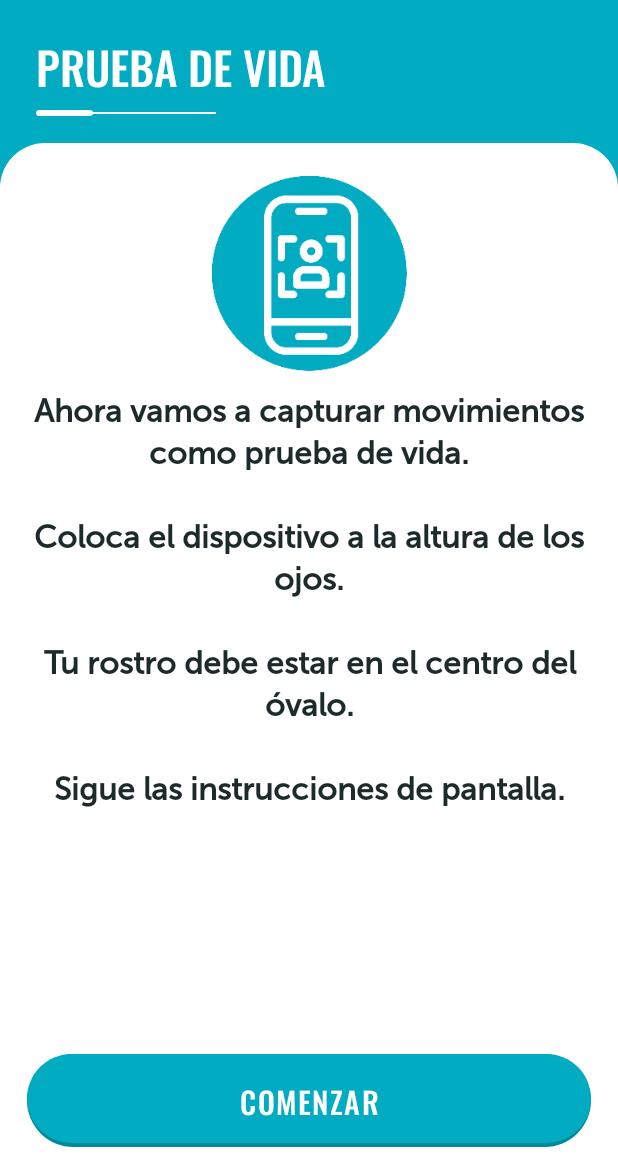
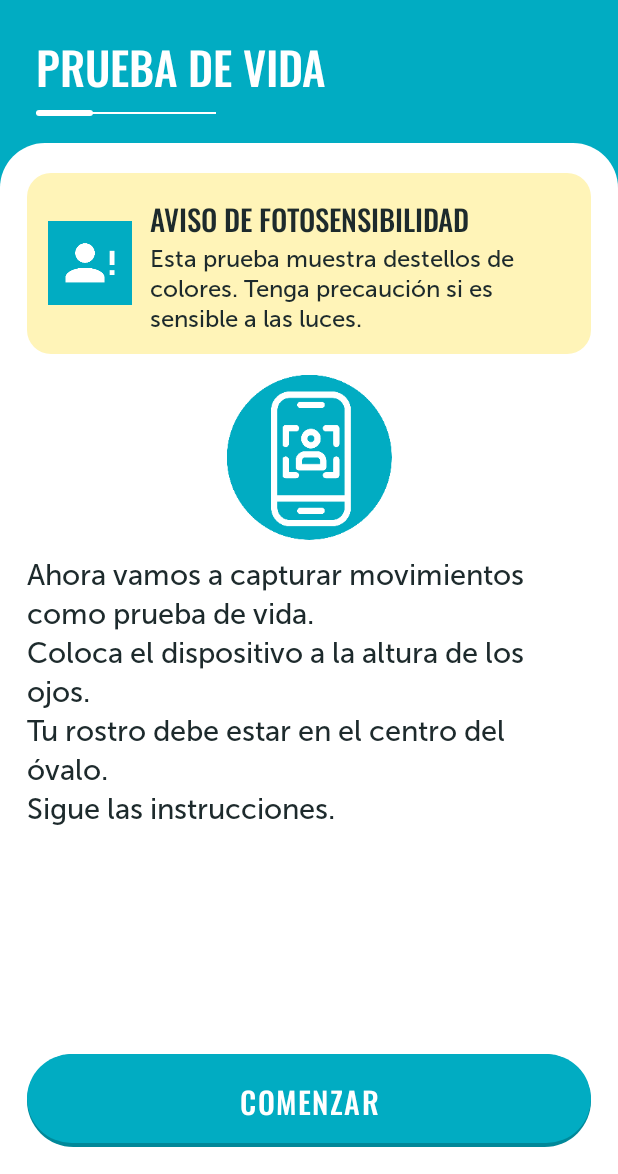
Before and after one commit to Rivaldoj/tuid-vida-app, an Android app built with Jetpack Compose: the PreGestureActivity screen opened directly, with no data from a screen before it, on a phone screen of 412 x 824 dp, the part 62-1236 px from its top. Run offline under Robolectric (Android 15) with nearby library versions, the phone set to English and light mode, and no system bars; libraries missing offline, so code that uses them is left out: com.amplifyframework, com.amplifyframework.ui.

Commit message:
Prueba de vida: aviso de fotosensibilidad en la pantalla anterior con sus audios; el registro va directo a la prueba de AWS
Co-Authored-By: Claude Sonnet 5.5 <noreply@anthropic.com>

```diff
--- a/app/src/main/java/com/autenticar/tuid/v2/PreGestureActivity.java
+++ b/app/src/main/java/com/autenticar/tuid/v2/PreGestureActivity.java
@@ -59,7 +59,7 @@ public class PreGestureActivity extends TuIdActivity{
     public void onCreate(Bundle s) {
         super.onCreate(s);
         setContentView(R.layout.v2_pre_gesture_activity);
-        playGuideSounds(new int[]{R.raw.a31_6, R.raw.a31_5}, 0, null);   // instrucciones y orden de tocar Comenzar
+        playGuideSounds(new int[]{R.raw.a31_7, R.raw.a31_6, R.raw.a31_5}, 0, null);   // instrucciones y orden de tocar Comenzar
         findViewById(R.id.btnCaptureGestures).setOnClickListener(new View.OnClickListener() {
             @Override
             public void onClick(View view) {
@@ -132,8 +132,8 @@ public class PreGestureActivity extends TuIdActivity{
                             return;
                         }
                         livenessSessionId = r.sessionId;
-                        startActivityForResult(com.autenticar.tuid.v2.aws.LivenessActivity.Companion.intent(
-                                PreGestureActivity.this, livenessSessionId, getString(R.string.aws_liveness_region)),
+                        startActivityForResult(com.autenticar.tuid.v2.aws.LivenessActivity.intent(
+                                PreGestureActivity.this, livenessSessionId, getString(R.string.aws_liveness_region), false),
                                 REQUEST_LIVENESS_REGISTRO);
                     }
 
--- a/app/src/main/java/com/autenticar/tuid/v2/aws/LivenessActivity.kt
+++ b/app/src/main/java/com/autenticar/tuid/v2/aws/LivenessActivity.kt
@@ -70,6 +70,8 @@ class LivenessActivity : ComponentActivity() {
 
         val sessionId = intent.getStringExtra(EXTRA_SESSION_ID)
         val region = intent.getStringExtra(EXTRA_REGION)
+        // el registro ya mostro el aviso en su propia pantalla: va directo a la prueba
+        val mostrarInicio = intent.getBooleanExtra(EXTRA_MOSTRAR_INICIO, true)
         if (sessionId.isNullOrBlank() || region.isNullOrBlank()) {
             finishWithError("Faltan sessionId o region")
             return
@@ -83,7 +85,7 @@ class LivenessActivity : ComponentActivity() {
             MaterialTheme(colorScheme = colores(), typography = tipografia()) {
                 // systemBarsPadding: deja libres la barra de estado y la de navegacion del telefono
                 // (sin esto el boton queda tapado por los botones del sistema)
-                var iniciado by remember { mutableStateOf(!USAR_PANTALLA_PROPIA) }
+                var iniciado by remember { mutableStateOf(!mostrarInicio) }
                 Box(
                     modifier = Modifier
                         .fillMaxSize()
@@ -96,7 +98,7 @@ class LivenessActivity : ComponentActivity() {
                         FaceLivenessDetector(
                             sessionId = sessionId,
                             region = region,
-                            disableStartView = USAR_PANTALLA_PROPIA,
+                            disableStartView = true,
                             onComplete = {
                                 setResult(RESULT_OK)
                                 finish()
@@ -151,6 +153,9 @@ class LivenessActivity : ComponentActivity() {
      */
     @Composable
     private fun PantallaInicio(onComenzar: () -> Unit) {
+        androidx.compose.runtime.LaunchedEffect(Unit) {
+            com.autenticar.tuid.usuarios.Audio.play(this@LivenessActivity, R.raw.a31_7)
+        }
         val oswald = FontFamily(Font(R.font.oswald_variable))
         val tinta = Color(0xFF1D2A2C)
         Column(modifier = Modifier.fillMaxSize()) {
@@ -201,13 +206,6 @@ class LivenessActivity : ComponentActivity() {
                             )
                         }
                     }
-                    Spacer(Modifier.height(20.dp))
-                    Text(
-                        text = "Ubique su rostro en el centro del óvalo y siga las indicaciones de la pantalla.",
-                        color = tinta,
-                        fontSize = 19.sp,
-                        fontWeight = FontWeight.Bold
-                    )
                 }
                 Button(
                     onClick = onComenzar,
@@ -240,18 +238,22 @@ class LivenessActivity : ComponentActivity() {
 
     companion object {
         private const val TAG = "LivenessActivity"
-
-        /** true: pantalla de inicio propia (icono y boton de TuID); false: la vista de inicio de la libreria. */
-        private const val USAR_PANTALLA_PROPIA = true
         const val EXTRA_SESSION_ID = "SESSION_ID"
         const val EXTRA_REGION = "REGION"
         const val EXTRA_ERROR = "ERROR"
+        const val EXTRA_MOSTRAR_INICIO = "MOSTRAR_INICIO"
 
         @JvmStatic
         fun intent(context: Context, sessionId: String, region: String): Intent =
+            intent(context, sessionId, region, true)
+
+        /** mostrarInicio=false: va directo a la prueba (la pantalla anterior ya mostro el aviso de fotosensibilidad). */
+        @JvmStatic
+        fun intent(context: Context, sessionId: String, region: String, mostrarInicio: Boolean): Intent =
             Intent(context, LivenessActivity::class.java)
                 .putExtra(EXTRA_SESSION_ID, sessionId)
                 .putExtra(EXTRA_REGION, region)
+                .putExtra(EXTRA_MOSTRAR_INICIO, mostrarInicio)
 
         @Volatile
         private var amplifyReady = false
--- /dev/null
+++ b/app/src/main/res/drawable/tarjeta_fotosensibilidad.xml
@@ -0,0 +1,6 @@
+<?xml version="1.0" encoding="utf-8"?>
+<!-- Tarjeta del aviso de fotosensibilidad: amarillo claro #fff4b8, esquinas de 16 dp -->
+<shape xmlns:android="http://schemas.android.com/apk/res/android" android:shape="rectangle">
+    <solid android:color="#FFF4B8" />
+    <corners android:radius="16dp" />
+</shape>
--- a/app/src/main/res/layout/v2_pre_gesture_activity.xml
+++ b/app/src/main/res/layout/v2_pre_gesture_activity.xml
@@ -1,5 +1,6 @@
 <?xml version="1.0" encoding="utf-8"?>
-<!-- Prueba de vida del registro (antes de la camara). Estilo "D". Los ids no cambian. -->
+<!-- Prueba de vida del registro (antes de la prueba de AWS). Estilo "D": aviso de fotosensibilidad arriba
+     (fondo #fff4b8, icono redondo de Atencion) y las instrucciones. Los ids no cambian. -->
 <LinearLayout xmlns:android="http://schemas.android.com/apk/res/android"
     android:layout_width="match_parent"
     android:layout_height="match_parent"
@@ -44,14 +45,58 @@
                 android:layout_height="wrap_content"
                 android:orientation="vertical"
                 android:paddingStart="18dp"
-                android:paddingTop="22dp"
+                android:paddingTop="20dp"
                 android:paddingEnd="18dp"
                 android:paddingBottom="8dp">
+
+                <!-- Aviso de fotosensibilidad -->
+                <LinearLayout
+                    android:layout_width="match_parent"
+                    android:layout_height="wrap_content"
+                    android:background="@drawable/tarjeta_fotosensibilidad"
+                    android:gravity="center_vertical"
+                    android:orientation="horizontal"
+                    android:padding="14dp">
+
+                    <ImageView
+                        android:layout_width="56dp"
+                        android:layout_height="56dp"
+                        android:contentDescription="Atención"
+                        android:scaleType="fitCenter"
+                        android:src="@drawable/ic_atencion" />
+
+                    <LinearLayout
+                        android:layout_width="0dp"
+                        android:layout_height="wrap_content"
+                        android:layout_marginStart="12dp"
+                        android:layout_weight="1"
+                        android:orientation="vertical">
+
+                        <TextView
+                            android:layout_width="match_parent"
+                            android:layout_height="wrap_content"
+                            android:fontFamily="@font/oswald"
+                            android:text="Aviso de fotosensibilidad"
+                            android:textAllCaps="true"
+                            android:textColor="@color/tu_tinta"
+                            android:textSize="19sp" />
+
+                        <TextView
+                            android:layout_width="match_parent"
+                            android:layout_height="wrap_content"
+                            android:layout_marginTop="2dp"
+                            android:lineSpacingMultiplier="1.05"
+                            android:text="Esta prueba muestra destellos de colores. Tenga precaución si es sensible a las luces."
+                            android:textColor="@color/tu_tinta"
+                            android:textSize="16sp" />
+                    </LinearLayout>
+                </LinearLayout>
 
                 <ImageView
                     android:id="@+id/img_prueba_vida_hm"
                     android:layout_width="match_parent"
-                    android:layout_height="130dp"
+                    android:layout_height="110dp"
+                    android:layout_marginTop="14dp"
                     android:contentDescription="Prueba de vida"
                     android:scaleType="centerInside"
                     android:src="@drawable/ic_prueba_vida" />
@@ -60,13 +105,11 @@
                     android:id="@+id/textGestoVida"
                     android:layout_width="match_parent"
                     android:layout_height="wrap_content"
-                    android:layout_marginTop="14dp"
-                    android:gravity="center"
+                    android:layout_marginTop="12dp"
                     android:lineSpacingMultiplier="1.1"
-                    android:text="Ahora vamos a capturar movimientos como prueba de vida.&#10;&#10;Coloca el dispositivo a la altura de los ojos.&#10;&#10;Tu rostro debe estar en el centro del óvalo.&#10;&#10;Sigue las instrucciones de pantalla."
+                    android:text="Ahora vamos a capturar movimientos como prueba de vida.&#10;Coloca el dispositivo a la altura de los ojos.&#10;Tu rostro debe estar en el centro del óvalo.&#10;Sigue las instrucciones."
                     android:textColor="@color/tu_tinta"
-                    android:textSize="21sp"
-                    android:textStyle="bold" />
+                    android:textSize="19sp" />
             </LinearLayout>
         </ScrollView>
 
```
Also changed, not shown: 1 other file.
